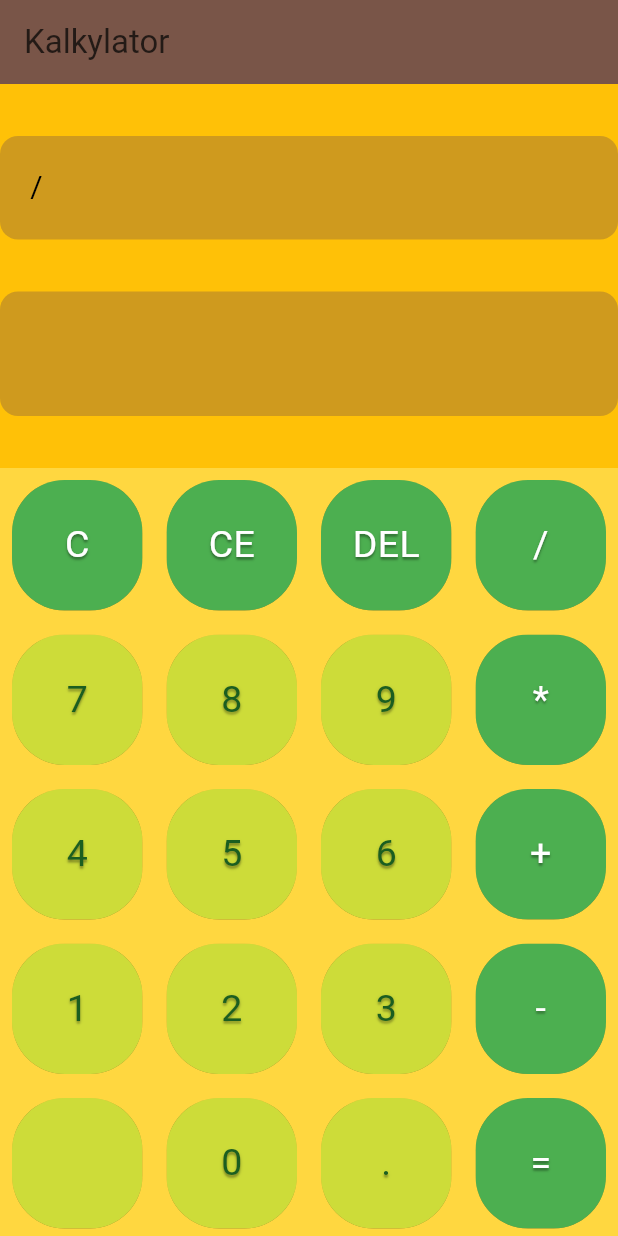
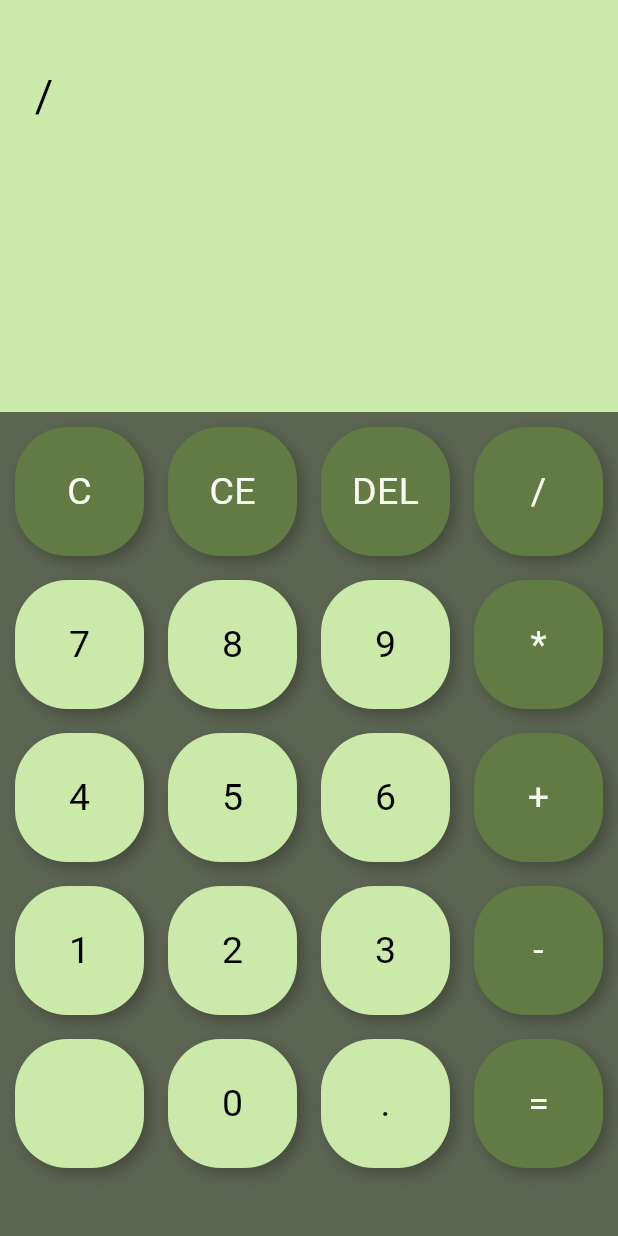
Before and after one commit to SpiritualMaddie/flutterCalculator, a Flutter app: the screen it shows after launch, after a tap on an icon or button, on a phone screen of 412 x 824 dp. Run offline on Flutter 3.47's test engine with Material 3 defaults, Android fonts, the phone set to English and light mode, and no system bars; our stand-ins replace math_expressions.

Commit message:
colors changed, minor fixes like removing appbar and changing name of main widget

```diff
--- a/flutter_calc/lib/main.dart
+++ b/flutter_calc/lib/main.dart
@@ -2,11 +2,11 @@ import 'package:flutter/material.dart';
 import 'package:flutter_calc/widgets/calculator.dart';
 
 void main() {
-  runApp(const MyApp());
+  runApp(const CalculatorApp());
 }
 
-class MyApp extends StatelessWidget {
-  const MyApp({super.key});
+class CalculatorApp extends StatelessWidget {
+  const CalculatorApp({super.key});
 
   // This widget is the root of your application.
   @override
@@ -14,15 +14,24 @@ class MyApp extends StatelessWidget {
     return MaterialApp(
       title: 'Kalkylator',
       theme: ThemeData(
-        colorScheme: ColorScheme.fromSeed(seedColor: Colors.brown),
+        colorScheme:
+            ColorScheme.fromSeed(
+              seedColor: const Color.fromARGB(255, 131, 163, 92),
+            ).copyWith(
+              primary: const Color.fromARGB(255, 98, 122, 68),
+              secondary: const Color.fromARGB(255, 203, 233, 168),
+              surface: const Color.fromARGB(255, 92, 100, 82),
+              onSecondary: const Color.fromARGB(255, 0, 0, 0),
+              onPrimary: const Color.fromARGB(255, 255, 255, 255),
+            ),
       ),
       home: Scaffold(
-        appBar: AppBar(
-          title: Text("Kalkylator"),
-          backgroundColor: Colors.brown,
-          ),
+        // appBar: AppBar(
+        //   title: Text("Kalkylator"),
+        //   backgroundColor: Color.fromARGB(255, 131, 163, 92),
+        // ),
         body: Calculator(),
-        ),
+      ),
     );
   }
 }
--- a/flutter_calc/lib/widgets/buttons.dart
+++ b/flutter_calc/lib/widgets/buttons.dart
@@ -1,10 +1,11 @@
 import 'package:flutter/material.dart';
 
-class Button extends StatelessWidget {
-  final dynamic color;
-  final dynamic textColor;
+// TODO change animation
+class Button extends StatefulWidget {
+  final Color color;
+  final Color textColor;
   final String buttonText;
-  final dynamic buttonTapped;
+  final VoidCallback? buttonTapped;
 
   const Button({
     super.key,
@@ -15,25 +16,60 @@ class Button extends StatelessWidget {
   });
 
   @override
+  State<Button> createState() => _ButtonState();
+}
+
+class _ButtonState extends State<Button> {
+  bool _pressed = false;
+
+  void _handleTapDown(TapDownDetails _) {
+    setState(() => _pressed = true);
+  }
+
+  void _handleTapUp(TapUpDetails _) {
+    setState(() => _pressed = false);
+    widget.buttonTapped?.call();
+  }
+
+  void _handleCancel() {
+    setState(() => _pressed = false);
+  }
+
+  @override
   Widget build(BuildContext context) {
-    return GestureDetector(
-      onTap: buttonTapped,
-      child: Padding(
-        padding: const EdgeInsets.all(8.0),
-        child: ClipRRect(
-          borderRadius: BorderRadius.circular(35),
-          child: Container(
-            decoration: BoxDecoration(
-              color: color,
-              boxShadow: kElevationToShadow[2],
-            ),
-            child: Center(
-              child: Text(
-                buttonText,
-                style: TextStyle(
-                  color: textColor,
-                  fontSize: 25,
-                  shadows: kElevationToShadow[1],
+    return Padding(
+      padding: const EdgeInsets.all(8),
+      child: AnimatedScale(
+        scale: _pressed ? 0.93 : 1.0,
+        duration: const Duration(milliseconds: 70),
+        curve: Curves.easeOut,
+        child: AnimatedContainer(
+          duration: const Duration(milliseconds: 70),
+          curve: Curves.easeOut,
+          decoration: BoxDecoration(
+            borderRadius: BorderRadius.circular(35),
+            boxShadow: [
+              BoxShadow(
+                color: Colors.black26,
+                offset: Offset(_pressed ? 1 : 4, _pressed ? 1 : 4),
+                blurRadius: _pressed ? 3 : 8,
+              ),
+            ],
+          ),
+          child: Material(
+            color: widget.color,
+            borderRadius: BorderRadius.circular(35),
+            child: InkWell(
+              onTapDown: _handleTapDown,
+              onTapUp: _handleTapUp,
+              onTapCancel: _handleCancel,
+              borderRadius: BorderRadius.circular(35),
+              child: Container(
+                height: 70,
+                alignment: Alignment.center,
+                child: Text(
+                  widget.buttonText,
+                  style: TextStyle(color: widget.textColor, fontSize: 25),
                 ),
               ),
             ),
--- a/flutter_calc/lib/widgets/calculator.dart
+++ b/flutter_calc/lib/widgets/calculator.dart
@@ -31,7 +31,7 @@ class _CalculatorState extends State<Calculator> {
     "2",
     "3",
     "-",
-    " ",
+    "",
     "0",
     ".",
     "=",
@@ -40,46 +40,29 @@ class _CalculatorState extends State<Calculator> {
   @override
   Widget build(BuildContext context) {
     return Scaffold(
-      backgroundColor: Colors.amber,
+      backgroundColor: Theme.of(context).colorScheme.secondary,
       body: Column(
         children: [
           Expanded(
             child: Container(
-              decoration: BoxDecoration(
-                shape: BoxShape.rectangle,
-                color: Colors.amberAccent[50],
-              ),
+              padding: EdgeInsets.all(3),
               child: Column(
                 mainAxisAlignment: MainAxisAlignment.spaceEvenly,
                 children: [
                   Container(
-                    decoration: BoxDecoration(
-                      color: const Color.fromARGB(92, 121, 85, 72),
-                      borderRadius: BorderRadius.horizontal(
-                        left: Radius.elliptical(12, 12),
-                        right: Radius.elliptical(12, 12),
-                      ),
-                    ),
                     padding: EdgeInsets.all(20),
                     alignment: Alignment.centerLeft,
                     child: Text(
                       userInput,
-                      style: TextStyle(color: Colors.black, fontSize: 20),
+                      style: TextStyle(color: Colors.black, fontSize: 30),
                     ),
                   ),
                   Container(
-                    decoration: BoxDecoration(
-                      color: const Color.fromARGB(92, 121, 85, 72),
-                      borderRadius: BorderRadius.horizontal(
-                        left: Radius.elliptical(12, 12),
-                        right: Radius.elliptical(12, 12),
-                      ),
-                    ),
                     padding: EdgeInsets.all(20),
                     alignment: Alignment.centerRight,
                     child: Text(
                       userAnswer,
-                      style: TextStyle(color: Colors.black, fontSize: 30),
+                      style: TextStyle(color: Colors.black, fontSize: 60),
                     ),
                   ),
                 ],
@@ -89,7 +72,8 @@ class _CalculatorState extends State<Calculator> {
           Expanded(
             flex: 2,
             child: Container(
-              color: Colors.amberAccent,
+              padding: EdgeInsets.all(2),
+              color: Theme.of(context).colorScheme.surface,
               child: GridView.builder(
                 itemCount: buttons.length,
                 gridDelegate: SliverGridDelegateWithFixedCrossAxisCount(
@@ -109,9 +93,9 @@ class _CalculatorState extends State<Calculator> {
                           }
                         });
                       },
-                      color: Colors.green,
+                      color: Theme.of(context).colorScheme.primary,
                       buttonText: buttons[index],
-                      textColor: Colors.white,
+                      textColor: Theme.of(context).colorScheme.surfaceBright,
                     );
                   }
                   // Delete button
@@ -129,9 +113,9 @@ class _CalculatorState extends State<Calculator> {
                           }
                         });
                       },
-                      color: Colors.green,
+                      color: Theme.of(context).colorScheme.primary,
                       buttonText: buttons[index],
-                      textColor: Colors.white,
+                      textColor: Theme.of(context).colorScheme.surfaceBright,
                     );
                   }
                   // Equal button
@@ -142,9 +126,9 @@ class _CalculatorState extends State<Calculator> {
                           userAnswer = calculate(userInput);
                         });
                       },
-                      color: Colors.green,
+                      color: Theme.of(context).colorScheme.primary,
                       buttonText: buttons[index],
-                      textColor: Colors.white,
+                      textColor: Theme.of(context).colorScheme.surfaceBright,
                     );
                   } else {
                     return Button(
@@ -154,11 +138,11 @@ class _CalculatorState extends State<Calculator> {
                         });
                       },
                       color: isOperator(buttons[index])
-                          ? Colors.green
-                          : Colors.lime,
+                          ? Theme.of(context).colorScheme.primary
+                          : Theme.of(context).colorScheme.secondary,
                       textColor: isOperator(buttons[index])
-                          ? Colors.white
-                          : Colors.green[900],
+                          ? Theme.of(context).colorScheme.surfaceBright
+                          : Theme.of(context).colorScheme.onSecondary,
                       buttonText: buttons[index],
                     );
                   }
```
